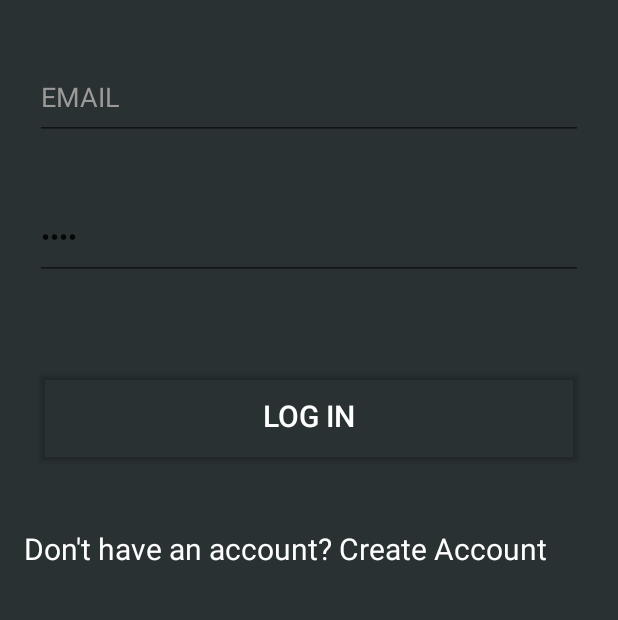
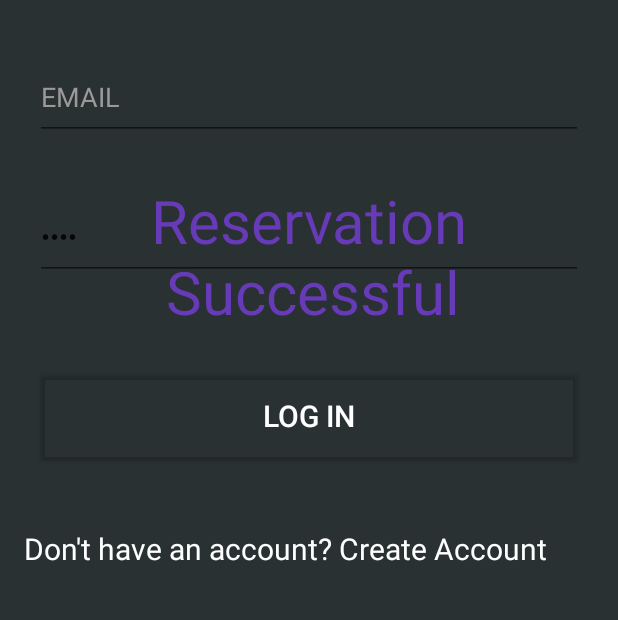
Before and after one commit to pacovalentino/progectSAD-App-Android, an Android app: the layout activity_login.xml on its own in the app's theme, with its tools: preview values and no code run, on a phone screen of 412 x 824 dp, the part 362-982 px from its top. Run offline under Robolectric (Android 15) with nearby library versions, the phone set to English and light mode, and no system bars.

Commit message:
+ update reservation con re-login

```diff
--- a/app/src/main/res/layout/activity_login.xml
+++ b/app/src/main/res/layout/activity_login.xml
@@ -23,7 +23,7 @@
         android:textColorHint="#9C9999"
         app:layout_constraintEnd_toEndOf="parent"
         app:layout_constraintStart_toStartOf="parent"
-        app:layout_constraintTop_toBottomOf="@+id/imageView2" />
+        app:layout_constraintTop_toBottomOf="@+id/logoid" />
 
     <EditText
         android:id="@+id/passId"
@@ -66,7 +66,7 @@
         app:layout_constraintTop_toBottomOf="@+id/button" />
 
     <ImageView
-        android:id="@+id/imageView2"
+        android:id="@+id/logoid"
         android:layout_width="245dp"
         android:layout_height="201dp"
         android:layout_marginTop="40dp"
@@ -74,6 +74,19 @@
         app:layout_constraintEnd_toEndOf="parent"
         app:layout_constraintStart_toStartOf="parent"
         app:layout_constraintTop_toTopOf="parent" />
+
+    <TextView
+        android:id="@+id/textViewid"
+        android:layout_width="wrap_content"
+        android:layout_height="wrap_content"
+        android:text="Reservation\n Successful"
+        android:textColor="#673AB7"
+        android:textSize="40dp"
+        app:layout_constraintBottom_toBottomOf="parent"
+        app:layout_constraintEnd_toEndOf="parent"
+        app:layout_constraintStart_toStartOf="parent"
+        app:layout_constraintTop_toTopOf="parent" />
+
 
 </androidx.constraintlayout.widget.ConstraintLayout>
 
```
Also changed, not shown: app/src/main/java/com/example/restdemo/LoginActivity.java (+17 -4 lines).
